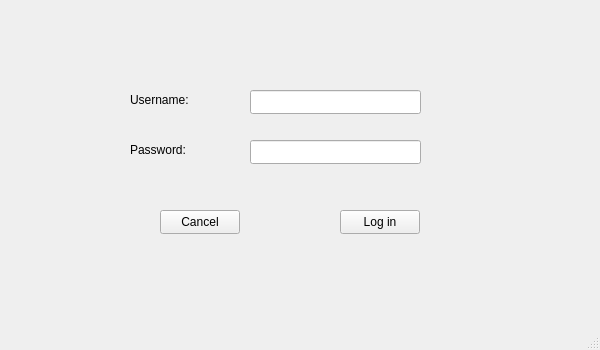
gwentenjoyer/Passer, file Passer/windowopen.ui: the form before one commit.
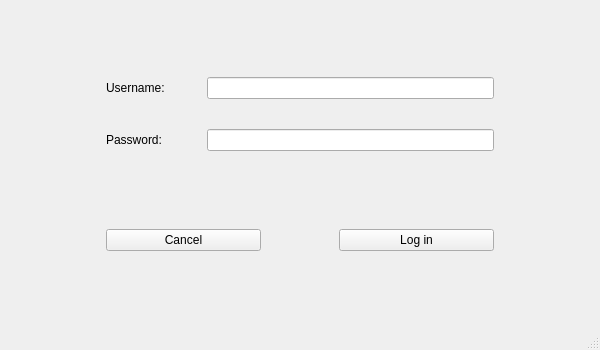
The form after the commit.

Commit message: changed forms to dynamically scale. added refresh button. AddEntry recreated

```diff
--- a/Passer/windowopen.ui
+++ b/Passer/windowopen.ui
@@ -14,78 +14,139 @@
    <string>Passer - Log into existing account...</string>
   </property>
   <widget class="QWidget" name="centralwidget">
-   <widget class="QLabel" name="labelUsername">
-    <property name="geometry">
-     <rect>
-      <x>130</x>
-      <y>90</y>
-      <width>71</width>
-      <height>20</height>
-     </rect>
+   <layout class="QGridLayout" name="gridLayout" columnstretch="10,10,30,10">
+    <property name="leftMargin">
+     <number>10</number>
     </property>
-    <property name="text">
-     <string>Username:</string>
+    <property name="topMargin">
+     <number>30</number>
     </property>
-   </widget>
-   <widget class="QPushButton" name="pbLogin">
-    <property name="geometry">
-     <rect>
-      <x>340</x>
-      <y>210</y>
-      <width>80</width>
-      <height>24</height>
-     </rect>
+    <property name="rightMargin">
+     <number>10</number>
     </property>
-    <property name="text">
-     <string>Log in</string>
+    <property name="bottomMargin">
+     <number>30</number>
     </property>
-   </widget>
-   <widget class="QLineEdit" name="lePassword">
-    <property name="geometry">
-     <rect>
-      <x>250</x>
-      <y>140</y>
-      <width>171</width>
-      <height>24</height>
-     </rect>
+    <property name="verticalSpacing">
+     <number>30</number>
     </property>
-   </widget>
-   <widget class="QLabel" name="labelPassword">
-    <property name="geometry">
-     <rect>
-      <x>130</x>
-      <y>140</y>
-      <width>81</width>
-      <height>20</height>
-     </rect>
-    </property>
-    <property name="text">
-     <string>Password:</string>
-    </property>
-   </widget>
-   <widget class="QLineEdit" name="leUsername">
-    <property name="geometry">
-     <rect>
-      <x>250</x>
-      <y>90</y>
-      <width>171</width>
-      <height>24</height>
-     </rect>
-    </property>
-   </widget>
-   <widget class="QPushButton" name="pbCancel">
-    <property name="geometry">
-     <rect>
-      <x>160</x>
-      <y>210</y>
-      <width>80</width>
-      <height>24</height>
-     </rect>
-    </property>
-    <property name="text">
-     <string>Cancel</string>
-    </property>
-   </widget>
+    <item row="2" column="2">
+     <widget class="QLineEdit" name="lePassword"/>
+    </item>
+    <item row="1" column="2">
+     <widget class="QLineEdit" name="leUsername"/>
+    </item>
+    <item row="4" column="3">
+     <spacer name="horizontalSpacer">
+      <property name="orientation">
+       <enum>Qt::Horizontal</enum>
+      </property>
+      <property name="sizeHint" stdset="0">
+       <size>
+        <width>40</width>
+        <height>20</height>
+       </size>
+      </property>
+     </spacer>
+    </item>
+    <item row="1" column="1">
+     <widget class="QLabel" name="labelUsername">
+      <property name="text">
+       <string>Username:</string>
+      </property>
+     </widget>
+    </item>
+    <item row="5" column="1">
+     <spacer name="verticalSpacer_2">
+      <property name="orientation">
+       <enum>Qt::Vertical</enum>
+      </property>
+      <property name="sizeHint" stdset="0">
+       <size>
+        <width>20</width>
+        <height>40</height>
+       </size>
+      </property>
+     </spacer>
+    </item>
+    <item row="4" column="1" colspan="2">
+     <layout class="QHBoxLayout" name="horizontalLayout" stretch="30,15,30">
+      <item>
+       <widget class="QPushButton" name="pbCancel">
+        <property name="text">
+         <string>Cancel</string>
+        </property>
+       </widget>
+      </item>
+      <item>
+       <spacer name="horizontalSpacer_3">
+        <property name="orientation">
+         <enum>Qt::Horizontal</enum>
+        </property>
+        <property name="sizeHint" stdset="0">
+         <size>
+          <width>40</width>
+          <height>20</height>
+         </size>
+        </property>
+       </spacer>
+      </item>
+      <item>
+       <widget class="QPushButton" name="pbLogin">
+        <property name="text">
+         <string>Log in</string>
+        </property>
+       </widget>
+      </item>
+     </layout>
+    </item>
+    <item row="2" column="1">
+     <widget class="QLabel" name="labelPassword">
+      <property name="text">
+       <string>Password:</string>
+      </property>
+     </widget>
+    </item>
+    <item row="4" column="0">
+     <spacer name="horizontalSpacer_2">
+      <property name="orientation">
+       <enum>Qt::Horizontal</enum>
+      </property>
+      <property name="sizeHint" stdset="0">
+       <size>
+        <width>40</width>
+        <height>20</height>
+       </size>
+      </property>
+     </spacer>
+    </item>
+    <item row="0" column="1">
+     <spacer name="verticalSpacer">
+      <property name="orientation">
+       <enum>Qt::Vertical</enum>
+      </property>
+      <property name="sizeHint" stdset="0">
+       <size>
+        <width>20</width>
+        <height>40</height>
+       </size>
+      </property>
+     </spacer>
+    </item>
+    <item row="3" column="1">
+     <spacer name="verticalSpacer_3">
+      <property name="orientation">
+       <enum>Qt::Vertical</enum>
+      </property>
+      <property name="sizeHint" stdset="0">
+       <size>
+        <width>20</width>
+        <height>40</height>
+       </size>
+      </property>
+     </spacer>
+    </item>
+   </layout>
   </widget>
   <widget class="QMenuBar" name="menubar">
    <property name="geometry">
```
The commit also changes 9 other files.
